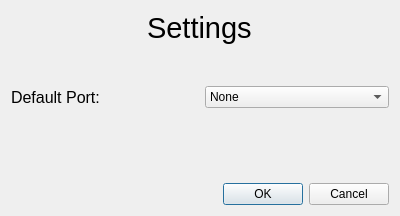
This is client/buttonbox_client/ui/settings.ui in TheCheese42/buttonbox as Qt 5 draws it before an edit. The edited form follows.
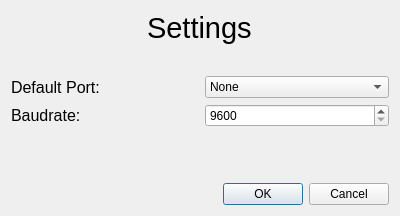
This is the edited form. Icons and pictures are not drawn.

The edit to the form file:
```diff
--- a/client/buttonbox_client/ui/settings.ui
+++ b/client/buttonbox_client/ui/settings.ui
@@ -100,6 +100,36 @@
      </item>
     </layout>
    </item>
+   <item>
+    <layout class="QHBoxLayout" name="horizontalLayout_2">
+     <property name="spacing">
+      <number>10</number>
+     </property>
+     <item>
+      <widget class="QLabel" name="label_3">
+       <property name="font">
+        <font>
+         <family>Liberation Sans</family>
+         <pointsize>12</pointsize>
+        </font>
+       </property>
+       <property name="text">
+        <string>Baudrate:</string>
+       </property>
+      </widget>
+     </item>
+     <item>
+      <widget class="QSpinBox" name="baudrateSpin">
+       <property name="minimum">
+        <number>9600</number>
+       </property>
+       <property name="maximum">
+        <number>2000000</number>
+       </property>
+      </widget>
+     </item>
+    </layout>
+   </item>
    <item>
     <spacer name="verticalSpacer">
      <property name="orientation">
```
Left out of the diff: 2 changed lines with no effect on the pictures.
